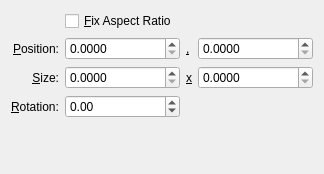
First picture: the form in src/libkstapp/dimensionstab.ui, repository Kst-plot/kst, before the edit.
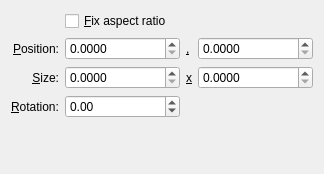
Second picture: the form after the edit.

The edit to the form file:
```diff
--- a/src/libkstapp/dimensionstab.ui
+++ b/src/libkstapp/dimensionstab.ui
@@ -142,7 +142,7 @@
      <item row="0" column="1" colspan="3">
       <widget class="QCheckBox" name="_fixAspectRatio">
        <property name="text">
-        <string>&amp;Fix Aspect Ratio</string>
+        <string>&amp;Fix aspect ratio</string>
        </property>
       </widget>
      </item>
```
